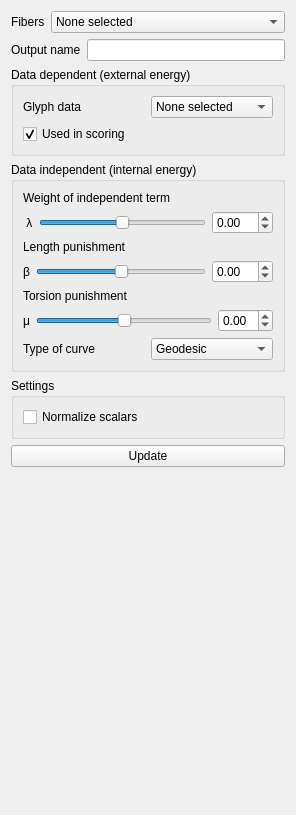
The window that branches/smeesters/plugins/testing/smeesters/ScoringMeasures/ScoringMeasures.ui (BackupTheBerlios/viste-tool-svn) describes before a commit, drawn with Qt 5.
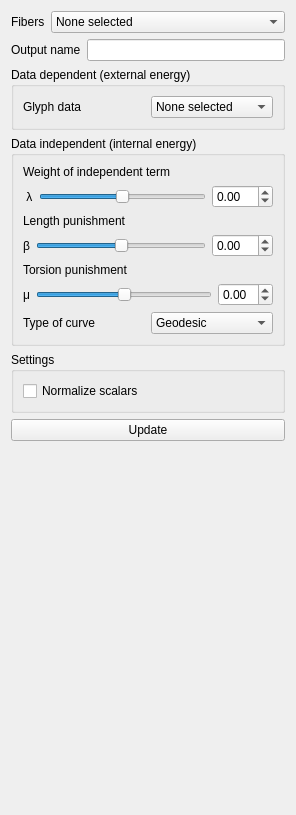
The same window after the commit.

Diff of the .ui file:
```diff
--- a/branches/smeesters/plugins/testing/smeesters/ScoringMeasures/ScoringMeasures.ui
+++ b/branches/smeesters/plugins/testing/smeesters/ScoringMeasures/ScoringMeasures.ui
@@ -73,16 +73,6 @@
         </item>
        </layout>
       </item>
-      <item>
-       <widget class="QCheckBox" name="usedInScoringCheckBox">
-        <property name="text">
-         <string>Used in scoring</string>
-        </property>
-        <property name="checked">
-         <bool>true</bool>
-        </property>
-       </widget>
-      </item>
      </layout>
     </widget>
    </item>
```
